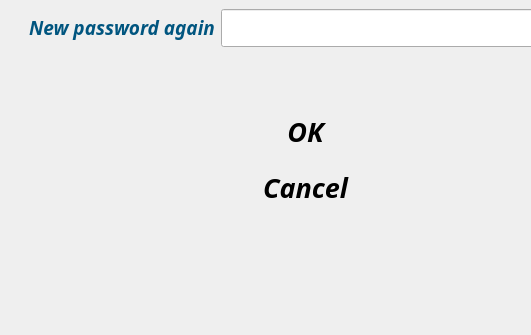
Before: the Qt Designer form ChangePassword.ui in Phoveran/CrowdSourcing, drawn with Qt 5; both pictures show x 0 to 531 and y 265 to 600 of the 800 by 600 pixel window.
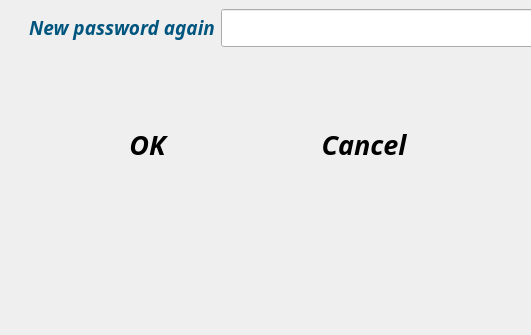
After: the same form once the commit is applied. Icons and pictures are not drawn.

```diff
--- a/ChangePassword.ui
+++ b/ChangePassword.ui
@@ -143,18 +143,21 @@
   <widget class="QFrame" name="verticalFrame">
    <property name="geometry">
     <rect>
-     <x>180</x>
-     <y>360</y>
-     <width>251</width>
-     <height>131</height>
+     <x>70</x>
+     <y>370</y>
+     <width>371</width>
+     <height>80</height>
     </rect>
    </property>
    <property name="styleSheet">
     <string notr="true">border-image: \*url();</string>
    </property>
-   <layout class="QVBoxLayout" name="verticalLayout">
+   <layout class="QHBoxLayout" name="horizontalLayout">
+    <property name="spacing">
+     <number>80</number>
+    </property>
     <item>
-     <widget class="QPushButton" name="okButton_2">
+     <widget class="QPushButton" name="okButton">
       <property name="font">
        <font>
         <family>Century Gothic</family>
@@ -177,7 +180,7 @@
      </widget>
     </item>
     <item>
-     <widget class="QPushButton" name="okButton_3">
+     <widget class="QPushButton" name="cancelButton">
       <property name="font">
        <font>
         <family>Century Gothic</family>
```
Left out of the diff: 125 changed lines with no effect on the pictures.
